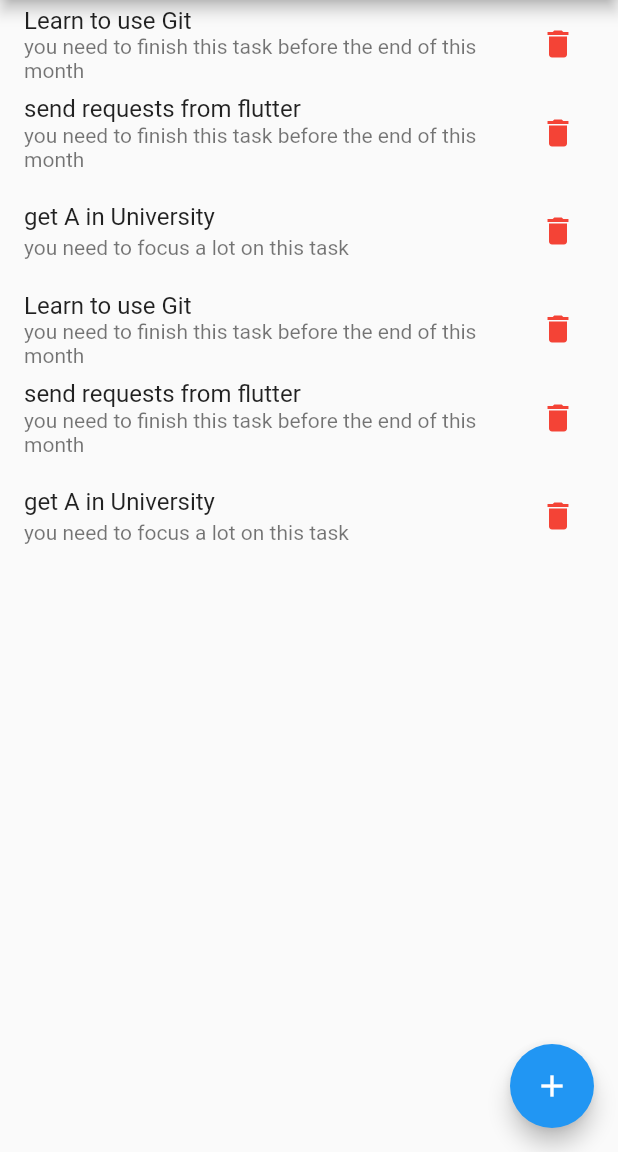
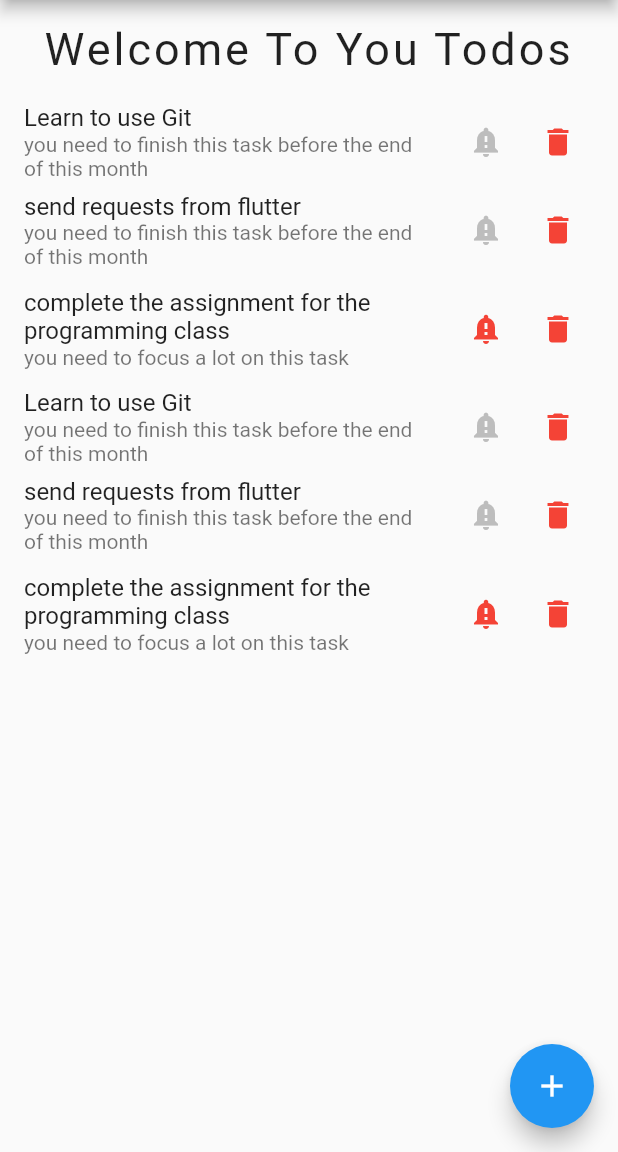
Before and after one commit to Amer-N-Sulaiman/flutter-django-todo-app, a Flutter app: the screen it shows after launch, on a phone screen of 412 x 824 dp, the part 84-1236 px from its top. Run offline on Flutter 3.47's test engine with Material 2 defaults, Android fonts, the light colour scheme and no system bars.

Commit message:
Add the feature of important todos and animation on application start ( fading the title and sliding the todos )

```diff
--- a/app/lib/api/todoApi.dart
+++ b/app/lib/api/todoApi.dart
@@ -12,9 +12,9 @@ class TodoProvider with ChangeNotifier{
 
 
 
-  Todo todo1 = Todo(title:'Learn to use Git', body:'you need to finish this task before the end of this month', author:1);
-  Todo todo2 = Todo(title:'send requests from flutter', body:'you need to finish this task before the end of this month', author:1);
-  Todo todo3 = Todo(title:'get A in University', body:'you need to focus a lot on this task', author:1);
+  Todo todo1 = Todo(title:'Learn to use Git', body:'you need to finish this task before the end of this month', important: false, author:1);
+  Todo todo2 = Todo(title:'send requests from flutter', body:'you need to finish this task before the end of this month', important: false, author:1);
+  Todo todo3 = Todo(title:'complete the assignment for the programming class', body:'you need to focus a lot on this task', important: true, author:1);
 
 
   TodoProvider() {
--- a/app/lib/models/todo.dart
+++ b/app/lib/models/todo.dart
@@ -1,13 +1,14 @@
 class Todo{
   String title;
   String body;
+  bool important;
   int author;
 
-  Todo({this.title, this.body, this.author});
+  Todo({this.title, this.body, this.important, this.author});
 
   factory Todo.fromJson(Map<String, dynamic> json) {
     return Todo(
-        title: json['title'], body: json['title'], author: json['body']);
+        title: json['title'], body: json['title'], important: json['important'], author: json['body']);
   }
-  dynamic toJson() => {'author': author, 'title': title, 'body': body};
+  dynamic toJson() => {'author': author, 'title': title, 'important': important, 'body': body};
 }
--- a/app/lib/pages/addTodo.dart
+++ b/app/lib/pages/addTodo.dart
@@ -21,7 +21,7 @@ class _AddTodoState extends State<AddTodo> {
 
     final todoP = Provider.of<TodoProvider>(context, listen: false);
 
-    Todo todo = Todo(title:title, body:body, author:1);
+    Todo todo = Todo(title:title, body:body, important:false, author:1);
     todoP.addTask(todo);
 
   }
--- a/app/lib/pages/home.dart
+++ b/app/lib/pages/home.dart
@@ -8,17 +8,138 @@ class Home extends StatefulWidget {
   _HomeState createState() => _HomeState();
 }
 
-class _HomeState extends State<Home> {
+class _HomeState extends State<Home> with TickerProviderStateMixin{
+
+  // AnimationController _controller;
+
+  // Animation _colorAnimation;
+
+  void initState() {
+    super.initState();
+
+    // _controller = AnimationController(
+    //   duration: Duration(milliseconds: 500),
+    //   vsync: this,
+    // );
+
+    // _controller.addListener(() {
+
+    //   print(_controller.value);
+    // });
+  }
 
   @override
   Widget build(BuildContext context) {
     final todoP = Provider.of<TodoProvider>(context);
+
+    List<Widget> homeWidgets = [];
+
+    homeWidgets.add(
+      TweenAnimationBuilder(
+        duration: Duration(milliseconds: 1400),
+        tween: Tween<double>(begin:0, end:1),
+        child: Container(
+          margin: EdgeInsets.all(15),
+          child: Text('Welcome To You Todos', style: TextStyle(
+            fontSize: 30,
+            letterSpacing: 2,
+          ), textAlign: TextAlign.center,),
+        ),
+        builder: (BuildContext context, double _val, Widget child){
+          return Opacity(
+            opacity: _val,
+            child: child,
+          );
+        }
+      )
+    );
+
+    List <AnimationController> controllers= [];
+
+    List <Animation> colorAnimations = [];
+
+    for (var i=0; i<todoP.todos.length; i++){
+      AnimationController controller = AnimationController(
+        duration: Duration(milliseconds: 250),
+        vsync: this,
+      );
+
+
+      controllers.add(controller);
+      controllers[i].addListener(() {
+        print(controllers[i].value);
+      });
+      Animation _colorAnimation;
+
+      if (!todoP.todos[i].important){
+        _colorAnimation = ColorTween(begin: Colors.grey[400], end: Colors.red)
+          .animate(controllers[i]);
+
+      } else {
+        _colorAnimation = ColorTween(begin: Colors.red, end: Colors.grey[400])
+          .animate(controllers[i]);
+      }
+
+
+
+      colorAnimations.add(_colorAnimation);
+
+      homeWidgets.add(ListTile(
+        title: Text(todoP.todos[i].title),
+        subtitle: Text(todoP.todos[i].body),
+        trailing: Row(
+          mainAxisSize: MainAxisSize.min,
+          children: <Widget>[
+            AnimatedBuilder(
+              animation: controllers[i],
+              builder: (BuildContext context, _){
+                return IconButton(
+                  icon: Icon(Icons.notification_important, color: colorAnimations[i].value),
+                  onPressed: (){
+                    // todoP.todos[i].important = !todoP.todos[i].important;
+                    if (todoP.todos[i].important){
+                      todoP.todos[i].important = !todoP.todos[i].important;
+                      controllers[i].reverse();
+                    }else {
+                      todoP.todos[i].important = !todoP.todos[i].important;
+                      controllers[i].forward();
+                    }
+
+
+                  }
+                );
+            }
+
+            ),
+            IconButton(
+              icon: Icon(Icons.delete, color: Colors.red),
+              onPressed: (){
+                todoP.deleteTask(todoP.todos[i]);
+              }
+            )
+          ],
+        )
+      ));
+    }
     return Scaffold(
         appBar: AppBar(
           title: Text('Todo App'),
         ),
         drawer: MyDrawer(),
 
+        body: TweenAnimationBuilder(
+          duration: Duration(milliseconds: 1500),
+          tween: Tween<double>(begin: 1, end: 0),
+          child: ListView(children: homeWidgets,),
+          builder: (BuildContext context, double _val, Widget child){
+            return Padding(
+              child: child,
+              padding: EdgeInsets.only(bottom: _val*1000),
+            );
+          }
+        ),
+        /*
+        We could write the below code instead of the list
         body: ListView.builder(
             itemCount: todoP.todos.length,
             itemBuilder: (BuildContext context, int index){
@@ -35,6 +156,9 @@ class _HomeState extends State<Home> {
             },
 
         ),
+        */
+
+
         floatingActionButton: FloatingActionButton(
           child: Icon(Icons.add),
           onPressed: (){
```
Lines whose indentation alone changed are shown as unchanged.
